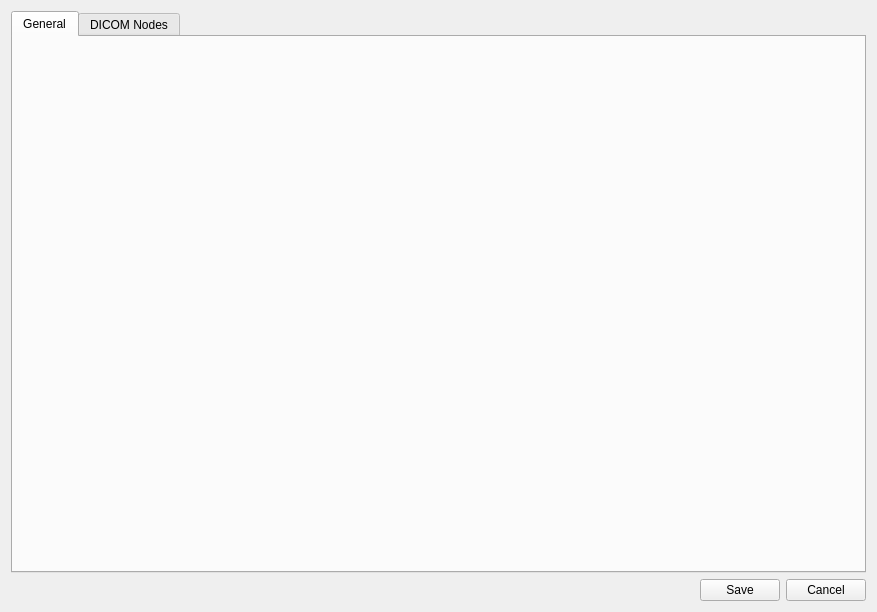
Above: services/ui/forms/configuration.ui from mri4all/console before the change. Below: the same form after it.
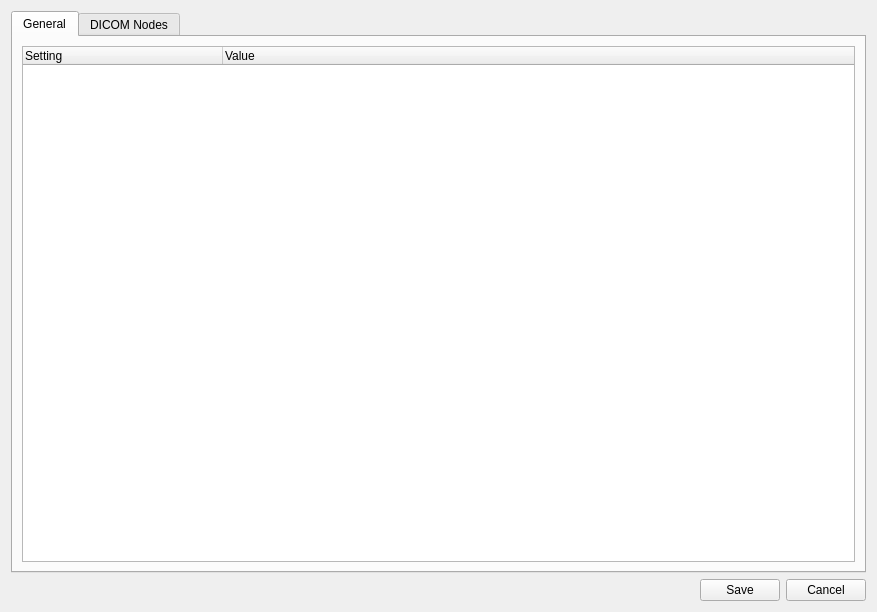
That is the form after the change. The open tabs and pages were chosen to show the change.

Commit message: configuration: add ui for general settings

Patch:
```diff
--- a/services/ui/forms/configuration.ui
+++ b/services/ui/forms/configuration.ui
@@ -26,7 +26,31 @@
       <attribute name="title">
        <string>General</string>
       </attribute>
-      <layout class="QHBoxLayout" name="horizontalLayout_4"/>
+      <layout class="QHBoxLayout" name="horizontalLayout_4">
+       <item>
+        <widget class="QTreeWidget" name="generalSettingsWidget">
+         <property name="editTriggers">
+          <set>QAbstractItemView::CurrentChanged|QAbstractItemView::DoubleClicked|QAbstractItemView::EditKeyPressed|QAbstractItemView::SelectedClicked</set>
+         </property>
+         <attribute name="headerVisible">
+          <bool>true</bool>
+         </attribute>
+         <attribute name="headerDefaultSectionSize">
+          <number>200</number>
+         </attribute>
+         <column>
+          <property name="text">
+           <string>Setting</string>
+          </property>
+         </column>
+         <column>
+          <property name="text">
+           <string>Value</string>
+          </property>
+         </column>
+        </widget>
+       </item>
+      </layout>
      </widget>
      <widget class="QWidget" name="dicomTab">
       <attribute name="title">
```
Left out of the diff: 2 changed lines with no effect on the pictures. The commit also changes 2 other files.
